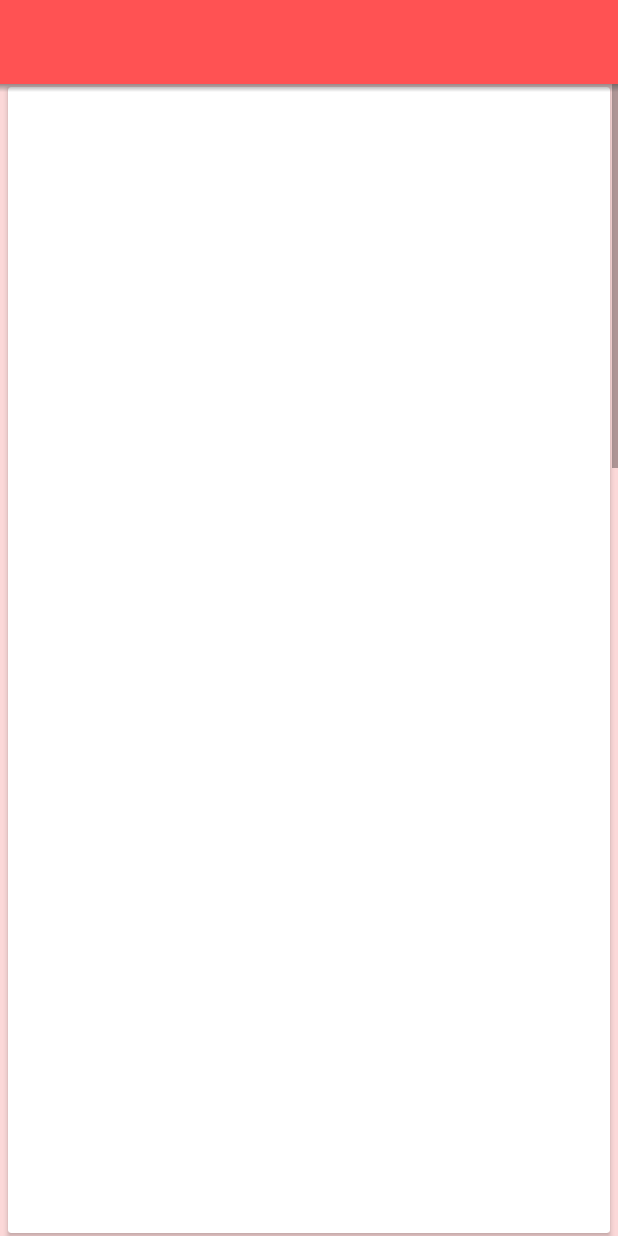
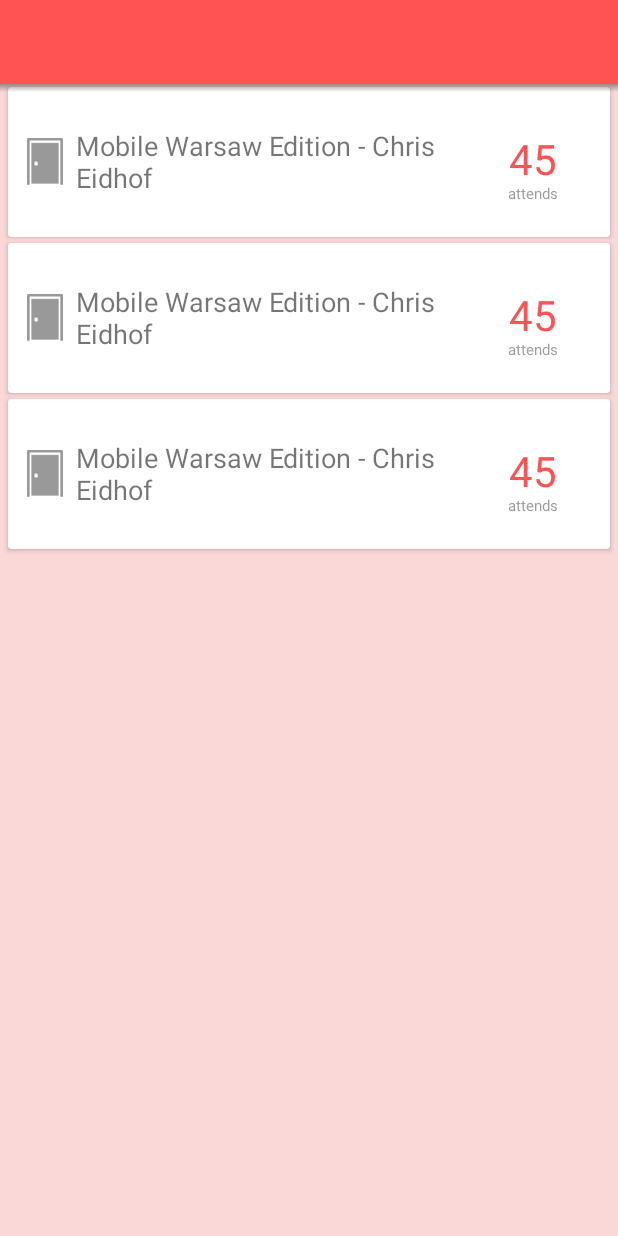
Before and after one commit to pawelByszewski/meetup-chief, an Android app: the layout activity_events_listing.xml on its own in the app's theme, with its tools: preview values and no code run, on a phone screen of 412 x 824 dp. Run offline under Robolectric (Android 15) with nearby library versions, the phone set to English and light mode, and no system bars.

Commit message:
event card layout

```diff
--- a/meetupchief/src/main/kotlin/pl/mobilewarsaw/meetupchief/resource/local/meetup/model/MeetupEvent.kt
+++ b/meetupchief/src/main/kotlin/pl/mobilewarsaw/meetupchief/resource/local/meetup/model/MeetupEvent.kt
@@ -5,6 +5,7 @@ import pl.mobilewarsaw.meetupchief.database.EventTable
 import pl.touk.android.basil.getInt
 import pl.touk.android.basil.getString
 
+private const val STATUS_CLOSED = "past"
 
 data class MeetupEvent(val eventId: String,
                        val name: String,
@@ -24,4 +25,7 @@ data class MeetupEvent(val eventId: String,
                     groupUrlName = cursor.getString(EventTable.GROUP_URL_NAME))
         }
     }
+
+    fun isOpen() = status != STATUS_CLOSED
+
 }
--- a/meetupchief/src/main/kotlin/pl/mobilewarsaw/meetupchief/ui/events/EventsListingView.kt
+++ b/meetupchief/src/main/kotlin/pl/mobilewarsaw/meetupchief/ui/events/EventsListingView.kt
@@ -10,4 +10,6 @@ interface EventsListingView {
     fun showInToolbar(meeupGroupInitData: MeetuGroupInitData)
 
     fun showEvents(cursor: Cursor)
+
+    fun showProgressBar()
 }
--- a/meetupchief/src/main/res/layout/meetup_event_item.xml
+++ b/meetupchief/src/main/res/layout/meetup_event_item.xml
@@ -6,6 +6,7 @@
     android:id="@+id/card_view"
     android:layout_width="match_parent"
     android:layout_height="match_parent"
+    tools:layout_height="100dp"
     android:layout_marginBottom="@dimen/card_vertical_margin_small"
     android:layout_marginLeft="@dimen/card_horizontal_margin"
     android:layout_marginRight="@dimen/card_horizontal_margin"
@@ -13,16 +14,67 @@
     android:clickable="true"
     android:foreground="?android:attr/selectableItemBackground">
 
-    <RelativeLayout
+    <LinearLayout
         android:layout_width="match_parent"
-        android:layout_height="wrap_content"
-        android:orientation="vertical">
+        android:layout_height="match_parent"
+        android:padding="@dimen/default_padding"
+        android:orientation="horizontal">
+
+        <RelativeLayout
+            android:layout_width="0dp"
+            android:layout_height="wrap_content"
+            android:layout_gravity="center_vertical"
+            android:layout_weight="0.7">
+
+        <ImageView
+            android:id="@+id/status_icon"
+            android:layout_width="wrap_content"
+            android:layout_height="wrap_content"
+            tools:src="@mipmap/ic_closed"
+            android:layout_gravity="center_vertical"
+            android:layout_centerVertical="true"
+            android:layout_alignParentLeft="true"
+            android:layout_alignParentStart="true" />
 
         <TextView
-            android:id="@+id/event_name"
+            android:id="@+id/event_title"
             android:layout_width="wrap_content"
-            android:layout_height="wrap_content" />
+            android:layout_height="wrap_content"
+            android:layout_toRightOf="@id/status_icon"
+            android:layout_marginLeft="@dimen/event_attends_card_small_margin"
+            tools:text="Mobile Warsaw Edition - Chris Eidhof"
+            android:layout_gravity="center_vertical"
+            android:textSize="@dimen/event_title_text_size"/>
 
-    </RelativeLayout>
+        </RelativeLayout>
+
+        <RelativeLayout
+            android:layout_width="0dp"
+            android:layout_height="wrap_content"
+            android:layout_gravity="center_vertical"
+            android:layout_weight="0.2">
+
+            <TextView
+                android:id="@+id/attends"
+                android:layout_width="wrap_content"
+                android:layout_height="wrap_content"
+                android:layout_centerInParent="true"
+                android:textColor="@color/colorPrimary"
+                android:textSize="@dimen/event_attends_text_size"
+                android:paddingBottom="@dimen/event_attends_card_small_margin"
+                tools:text="45"/>
+
+            <TextView
+                android:layout_width="wrap_content"
+                android:layout_height="wrap_content"
+                android:layout_below="@id/attends"
+                android:layout_centerHorizontal="true"
+                android:textColor="@color/very_dark_light_transparent_grey"
+                android:textSize="@dimen/event_attends_label_text_size"
+                android:text="attends"/>
+
+        </RelativeLayout>
+
+    </LinearLayout>
 
 </android.support.v7.widget.CardView>
--- a/meetupchief/src/main/res/values/dimens.xml
+++ b/meetupchief/src/main/res/values/dimens.xml
@@ -42,6 +42,10 @@
     <dimen name="square_button_size">48dp</dimen>
     <dimen name="suggestion_body_text_size">18sp</dimen>
     <dimen name="text_content_margin">16dp</dimen>
+    <dimen name="event_title_text_size">18sp</dimen>
+    <dimen name="event_attends_text_size">28sp</dimen>
+    <dimen name="event_attends_label_text_size">10sp</dimen>
+    <dimen name="event_attends_card_small_margin">4dp</dimen>
 
 
 </resources>
```
Also changed, not shown: meetupchief/src/main/kotlin/pl/mobilewarsaw/meetupchief/presenter/events/EventListingPresenterImpl.kt (+5 -3 lines), meetupchief/src/main/kotlin/pl/mobilewarsaw/meetupchief/ui/events/EventsListingActivity.kt (+13 -2 lines), meetupchief/src/main/kotlin/pl/mobilewarsaw/meetupchief/ui/events/MeetupEventsCursorAdapter.kt (+25 -4 lines), meetupchief/src/main/res/mipmap-hdpi/ic_closed.png (added), meetupchief/src/main/res/mipmap-hdpi/ic_open.png (added), meetupchief/src/main/res/mipmap-mdpi/ic_closed.png (added), meetupchief/src/main/res/mipmap-mdpi/ic_open.png (added), meetupchief/src/main/res/mipmap-xhdpi/ic_closed.png (added), meetupchief/src/main/res/mipmap-xhdpi/ic_open.png (added), meetupchief/src/main/res/mipmap-xxhdpi/ic_closed.png (added), meetupchief/src/main/res/mipmap-xxhdpi/ic_open.png (added), meetupchief/src/main/res/mipmap-xxxhdpi/ic_closed.png (added), meetupchief/src/main/res/mipmap-xxxhdpi/ic_open.png (added).
